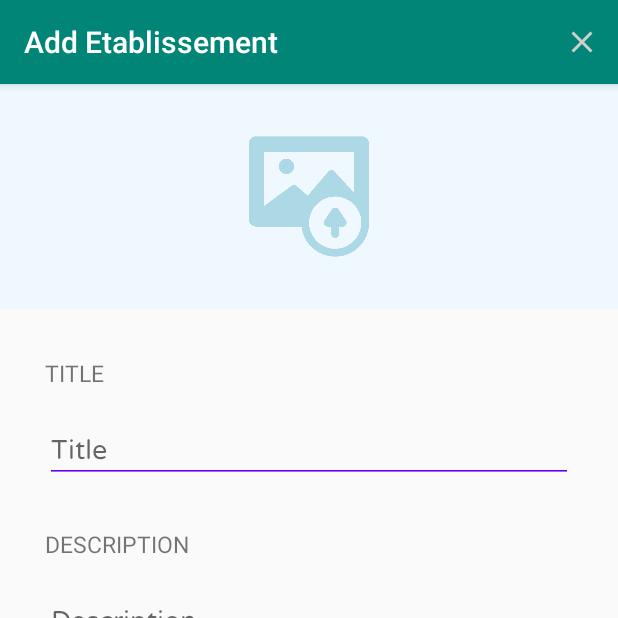
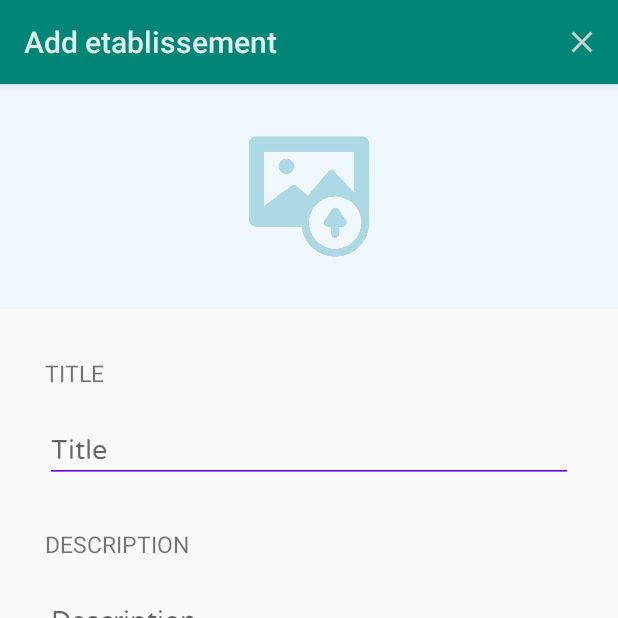
Before and after one commit to AbdoBoum/RecyclerViewApp, an Android app: the fragment add_fragment placed in its activity, after a tap on "ADD", on a phone screen of 412 x 824 dp, the top half of it. Run offline under Robolectric (Android 15) with nearby library versions, the phone set to English and light mode, and no system bars; our stand-ins replace Room's generated code; libraries missing offline, so code that uses them is left out: android.arch.persistence.

Commit message:
Removing ActionBar and adding ToolBar

```diff
--- a/app/src/main/AndroidManifest.xml
+++ b/app/src/main/AndroidManifest.xml
@@ -1,5 +1,6 @@
 <?xml version="1.0" encoding="utf-8"?>
 <manifest xmlns:android="http://schemas.android.com/apk/res/android"
+    xmlns:tools="http://schemas.android.com/tools"
     package="com.example.etablissementmanagement">
 
     <uses-permission android:name="android.permission.WRITE_EXTERNAL_STORAGE"/>
@@ -12,7 +13,8 @@
         android:label="@string/app_name"
         android:roundIcon="@mipmap/ic_launcher_round"
         android:supportsRtl="true"
-        android:theme="@style/AppTheme">
+        android:theme="@style/AppTheme"
+        tools:ignore="GoogleAppIndexingWarning">
         <activity android:name=".UI.Etablissement.EtablissementActivity"></activity>
         <activity android:name=".UI.LoginActivity"
             android:theme="@style/Theme.AppCompat.DayNight.NoActionBar">
--- a/app/src/main/java/com/example/etablissementmanagement/UI/Etablissement/EtablissementActivity.java
+++ b/app/src/main/java/com/example/etablissementmanagement/UI/Etablissement/EtablissementActivity.java
@@ -4,16 +4,23 @@ import android.app.Fragment;
 import android.app.FragmentTransaction;
 import android.support.v7.app.AppCompatActivity;
 import android.os.Bundle;
+import android.support.v7.widget.Toolbar;
 
 import com.example.etablissementmanagement.R;
 
 public class EtablissementActivity extends AppCompatActivity {
 
+    private Toolbar toolbar;
+
     @Override
     protected void onCreate(Bundle savedInstanceState) {
         super.onCreate(savedInstanceState);
         setContentView(R.layout.activity_etablissement);
+
+        toolbar = findViewById(R.id.toolbar);
+        setSupportActionBar(toolbar);
         this.navigateTo(recyclerView.getInstance());
+
     }
 
     public void navigateTo(Fragment fragment) {
--- a/app/src/main/java/com/example/etablissementmanagement/UI/Etablissement/add_fragment.java
+++ b/app/src/main/java/com/example/etablissementmanagement/UI/Etablissement/add_fragment.java
@@ -1,6 +1,5 @@
 package com.example.etablissementmanagement.UI.Etablissement;
 
-import android.app.Activity;
 import android.app.Fragment;
 import android.content.Intent;
 import android.database.Cursor;
@@ -19,14 +18,10 @@ import android.widget.EditText;
 import android.widget.ImageView;
 import android.widget.LinearLayout;
 import android.widget.Toast;
-
-import com.bumptech.glide.Glide;
 import com.example.etablissementmanagement.Models.Etablissement;
 import com.example.etablissementmanagement.R;
 import com.example.etablissementmanagement.Repositories.EtablissementRepository;
-import com.example.etablissementmanagement.UI.LoginActivity;
 
-import java.io.File;
 
 public class add_fragment extends Fragment {
     private View mainView;
@@ -37,6 +32,7 @@ public class add_fragment extends Fragment {
 
     private EditText title;
     private EditText description;
+
 
     private LinearLayout linearLayout;
 
@@ -87,7 +83,6 @@ public class add_fragment extends Fragment {
     @Override
     public View onCreateView(LayoutInflater inflater, @Nullable ViewGroup container, Bundle savedInstanceState) {
         mainView = inflater.inflate(R.layout.add_etablissement_fragment, container, false);
-        getActivity().setTitle("Add Etablissement");
         return mainView;
     }
 
@@ -99,6 +94,7 @@ public class add_fragment extends Fragment {
     }
 
     void init() {
+        activity.getSupportActionBar().setTitle("Add etablissement");
         title = mainView.findViewById(R.id.etablissement_title);
         description = mainView.findViewById(R.id.etablissement_description);
         addButton = mainView.findViewById(R.id.add_button);
@@ -116,7 +112,7 @@ public class add_fragment extends Fragment {
             Intent intent = new Intent();
             intent.setType("image/*");
             intent.setAction(Intent.ACTION_GET_CONTENT);
-            startActivityForResult(Intent.createChooser(intent, "Select a Picture"),REQ_CODE);
+            startActivityForResult(Intent.createChooser(intent, "Select a Picture"), REQ_CODE);
         }
     }
 
@@ -126,7 +122,7 @@ public class add_fragment extends Fragment {
         public void onClick(View v) {
             titleText = title.getText().toString();
             descriptionText = description.getText().toString();
-            if (!titleText.trim().equals("") && !descriptionText.trim().equals("") && !currImageURI.equals(null)) {
+            if (!titleText.trim().equals("") && !descriptionText.trim().equals("") && !currImageURI.getPath().equals("")) {
                 repository.addEtablissement(new Etablissement(titleText, descriptionText, getRealPathFromURI(currImageURI)));
                 Toast.makeText(activity.getApplicationContext(), "Etablissement Inserted", Toast.LENGTH_SHORT).show();
                 activity.navigateTo(recyclerView.getInstance());
@@ -159,9 +155,9 @@ public class add_fragment extends Fragment {
 
     private String getRealPathFromURI(Uri contentURI) {
         String result;
-        String [] proj={MediaStore.Images.Media.DATA};
+        String[] proj = {MediaStore.Images.Media.DATA};
         Cursor cursor = activity.getContentResolver().query(contentURI, proj, null, null, null);
-        if (cursor == null) { // Source is Dropbox or other similar local file path
+        if (cursor == null) {
             result = contentURI.getPath();
         } else {
             cursor.moveToFirst();
@@ -173,5 +169,4 @@ public class add_fragment extends Fragment {
     }
 
 
-
 }
--- a/app/src/main/java/com/example/etablissementmanagement/UI/Etablissement/recyclerView.java
+++ b/app/src/main/java/com/example/etablissementmanagement/UI/Etablissement/recyclerView.java
@@ -1,9 +1,6 @@
 package com.example.etablissementmanagement.UI.Etablissement;
 
-import android.app.Activity;
 import android.app.Fragment;
-import android.arch.lifecycle.LifecycleOwner;
-import android.arch.lifecycle.Observer;
 import android.content.Intent;
 import android.os.Bundle;
 import android.support.annotation.NonNull;
@@ -19,9 +16,6 @@ import android.view.MenuInflater;
 import android.view.MenuItem;
 import android.view.View;
 import android.view.ViewGroup;
-import android.widget.Button;
-import android.widget.ImageView;
-import android.widget.Toast;
 
 import com.example.etablissementmanagement.Models.Etablissement;
 import com.example.etablissementmanagement.OnLoadCompleted;
@@ -29,7 +23,6 @@ import com.example.etablissementmanagement.R;
 import com.example.etablissementmanagement.Repositories.EtablissementRepository;
 import com.example.etablissementmanagement.UI.LoginActivity;
 
-import java.util.ArrayList;
 import java.util.List;
 
 public class recyclerView extends Fragment implements OnLoadCompleted {
@@ -68,7 +61,6 @@ public class recyclerView extends Fragment implements OnLoadCompleted {
     @Override
     public View onCreateView(LayoutInflater inflater, @Nullable ViewGroup container, Bundle savedInstanceState) {
         mainView = inflater.inflate(R.layout.recycler_view, container, false);
-        getActivity().setTitle("Etablissements");
         return mainView;
     }
 
@@ -100,8 +92,8 @@ public class recyclerView extends Fragment implements OnLoadCompleted {
     }
 
     void init() {
+        activity.getSupportActionBar().setTitle("Etablissements");
         add = mainView.findViewById(R.id.add_new_etab);
-
 
         repository = new EtablissementRepository(activity.getApplication());
         updateRecyclerView();
--- a/app/src/main/res/layout/activity_etablissement.xml
+++ b/app/src/main/res/layout/activity_etablissement.xml
@@ -5,7 +5,12 @@
     android:layout_height="match_parent"
     tools:context=".UI.Etablissement.EtablissementActivity">
 
+    <include
+        android:id="@+id/toolbar"
+        layout="@layout/toolbar"/>
+
     <FrameLayout
+        android:layout_below="@+id/toolbar"
         android:id="@+id/frame_container_etablissement"
         android:layout_width="match_parent"
         android:layout_height="match_parent"/>
--- a/app/src/main/res/layout/add_etablissement_fragment.xml
+++ b/app/src/main/res/layout/add_etablissement_fragment.xml
@@ -8,7 +8,6 @@
         android:id="@+id/lin_lay"
         android:layout_width="match_parent"
         android:layout_height="150dp"
-        android:layout_alignParentTop="true"
         android:layout_marginTop="0dp"
         android:background="#F0F8FF"
         android:gravity="center"
--- /dev/null
+++ b/app/src/main/res/layout/toolbar.xml
@@ -0,0 +1,11 @@
+<?xml version="1.0" encoding="utf-8"?>
+<android.support.v7.widget.Toolbar xmlns:android="http://schemas.android.com/apk/res/android"
+    android:layout_width="match_parent"
+    android:layout_height="wrap_content"
+    xmlns:app="http://schemas.android.com/apk/res-auto"
+    android:background="@color/colorPrimary"
+    android:elevation="4dp"
+    app:popupTheme="@style/ThemeOverlay.AppCompat.Light"
+    android:theme="@android:style/ThemeOverlay.Material.Dark.ActionBar">
+
+</android.support.v7.widget.Toolbar>
--- a/app/src/main/res/values/styles.xml
+++ b/app/src/main/res/values/styles.xml
@@ -1,7 +1,7 @@
 <resources>
 
     <!-- Base application theme. -->
-    <style name="AppTheme" parent="Theme.AppCompat.Light.DarkActionBar">
+    <style name="AppTheme" parent="Theme.AppCompat.Light.NoActionBar">
         <!-- Customize your theme here. -->
         <item name="colorPrimary">@color/colorPrimary</item>
         <item name="colorPrimaryDark">@color/colorPrimaryDark</item>
```
